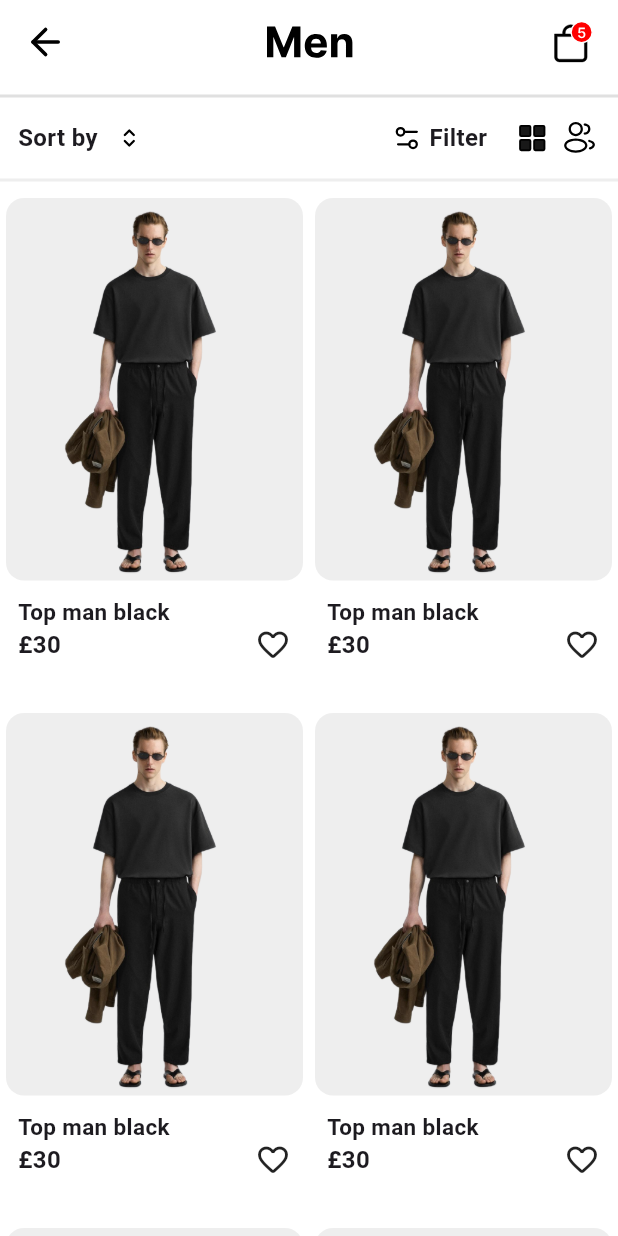
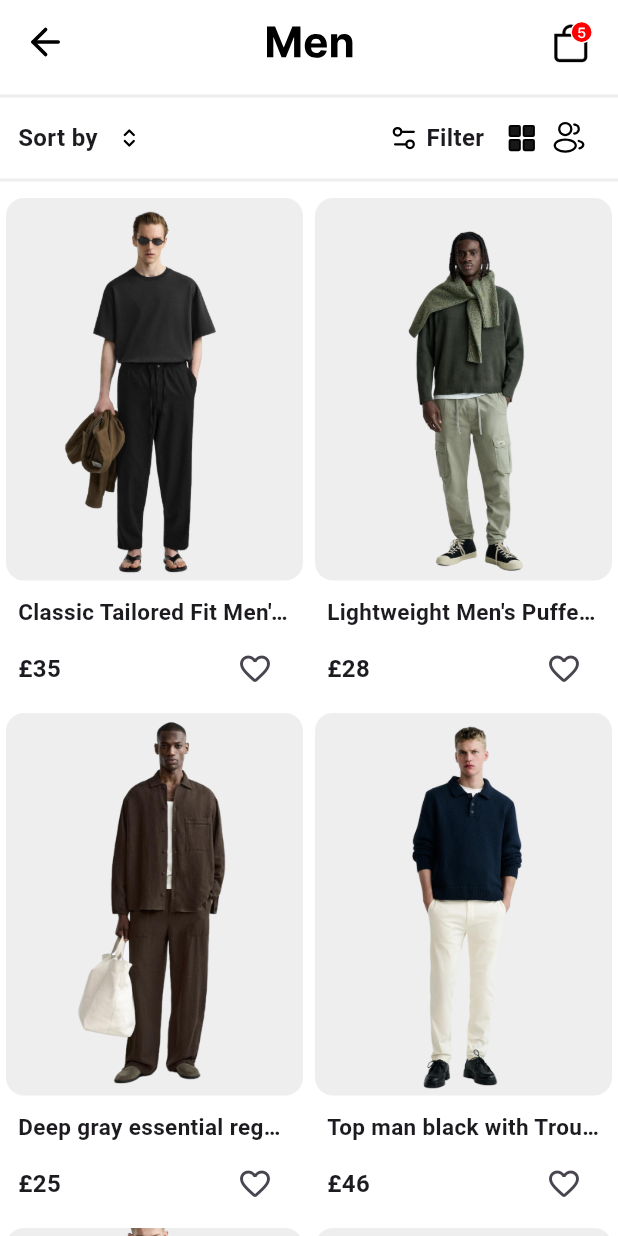
Before and after one commit to maahmoudghannem/runway, a Flutter app: the screen it shows after launch, on a phone screen of 412 x 824 dp. Run offline on Flutter 3.47's test engine with Material 3 defaults, Android fonts, the phone set to English and light mode, and no system bars; our stand-ins replace badges, flutter_svg, gap, video_player.

Commit message:
product card, switching between grid and list view done

```diff
--- /dev/null
+++ b/lib/data/product_getter.dart
@@ -0,0 +1,34 @@
+import 'package:runway/presentation/models/product_model.dart';
+
+List<Product> getProductDetails() => [
+  Product(
+    title: "Classic Tailored Fit Men's Dress Shirt",
+    price: "£35",
+    image: "assets/images/models/classictailored.png",
+  ),
+  Product(
+    title: "Lightweight Men's Puffer Jacket",
+    price: "£28",
+    image: "assets/images/models/lightweight.png",
+  ),
+  Product(
+    title: "Deep gray essential regular suit",
+    price: "£25",
+    image: "assets/images/models/deepgrey.png",
+  ),
+  Product(
+    title: "Top man black with Trousers",
+    price: "£46",
+    image: "assets/images/models/topman.png",
+  ),
+  Product(
+    title: "Grey coat and white T-shirt",
+    price: "£30",
+    image: "assets/images/models/greyandwhite.png",
+  ),
+  Product(
+    title: "White T-shirt and blue trousers",
+    price: "£30",
+    image: "assets/images/models/greycoat.png",
+  ),
+];
--- a/lib/presentation/models/product_model.dart
+++ b/lib/presentation/models/product_model.dart
@@ -2,5 +2,11 @@ class Product {
   final String title;
   final String price;
   final String image;
-  Product({required this.title, required this.price, required this.image});
+  bool isPressed;
+  Product({
+    required this.title,
+    required this.price,
+    required this.image,
+    this.isPressed = false,
+  });
 }
--- a/lib/presentation/screens/products_screen.dart
+++ b/lib/presentation/screens/products_screen.dart
@@ -2,11 +2,20 @@ import 'package:flutter/material.dart';
 import 'package:flutter_svg/flutter_svg.dart';
 import 'package:gap/gap.dart';
 import 'package:runway/presentation/widgets/custom_app_bar.dart';
+import 'package:runway/presentation/widgets/filter_bar.dart';
+import 'package:runway/presentation/widgets/product_card.dart';
 
-class ProductsScreen extends StatelessWidget {
+class ProductsScreen extends StatefulWidget {
   const ProductsScreen({super.key});
 
   static String id = "ProductsScreen";
+
+  @override
+  State<ProductsScreen> createState() => _ProductsScreenState();
+}
+
+class _ProductsScreenState extends State<ProductsScreen> {
+  bool isGrid = true;
 
   @override
   Widget build(BuildContext context) {
@@ -14,109 +23,21 @@ class ProductsScreen extends StatelessWidget {
       backgroundColor: Colors.white,
       appBar: CustomAppBar(
         title: "assets/images/icons/Men.svg",
+        //TODO: nav.pop
         preffixIcon: "assets/images/icons/arrow-left.svg",
         suffixIcon: "assets/images/icons/bag.svg",
       ),
-
       body: Column(
         children: [
-          Divider(thickness: 2, color: Colors.grey[300]),
-          SizedBox(
-            child: Padding(
-              padding: const EdgeInsets.symmetric(
-                horizontal: 12.0,
-                vertical: 8,
-              ),
-              child: Row(
-                // mainAxisAlignment: MainAxisAlignment.spaceBetween,
-                children: [
-                  Text(
-                    "Sort by",
-                    style: TextStyle(fontSize: 16, fontWeight: FontWeight.w700),
-                  ),
-                  Gap(15),
-                  SvgPicture.asset("assets/images/icons/arrows.svg"),
-                  Gap(169),
-                  SvgPicture.asset("assets/images/icons/filter.svg"),
-                  Gap(5),
-                  Text(
-                    "Filter",
-                    style: TextStyle(fontSize: 16, fontWeight: FontWeight.w700),
-                  ),
-                  Gap(20),
-                  SvgPicture.asset("assets/images/icons/grid.svg"),
-                  Gap(10),
-                  SvgPicture.asset("assets/images/icons/users.svg"),
-                ],
-              ),
-            ),
+          Divider(thickness: 2, color: Colors.grey[200]),
+          FilterBar(
+            isGrid: isGrid,
+            onTap: () => setState(() {
+              isGrid = !isGrid;
+            }),
           ),
           Divider(thickness: 2, color: Colors.grey[200]),
-
-          Expanded(
-            child: GridView.builder(
-              gridDelegate: SliverGridDelegateWithFixedCrossAxisCount(
-                crossAxisCount: 2,
-                childAspectRatio: 0.6,
-              ),
-              itemBuilder: (context, index) {
-                return SizedBox(
-                  height: 320,
-                  width: 210,
-                  // color: Colors.amber,
-                  child: Column(
-                    children: [
-                      Card(
-                        elevation: 0,
-                        color: Colors.grey[200],
-                        child: Image.asset(
-                          "assets/images/models/classictailored.png",
-                          height: 255,
-                          width: 200,
-                        ),
-                      ),
-                      Gap(6),
-                      Padding(
-                        padding: const EdgeInsets.symmetric(horizontal: 12.0),
-                        child: Column(
-                          crossAxisAlignment: CrossAxisAlignment.start,
-                          children: [
-                            Text(
-                              "Top man black",
-                              style: TextStyle(
-                                fontSize: 15,
-                                fontWeight: FontWeight.w700,
-                              ),
-                            ),
-                            Padding(
-                              padding: const EdgeInsets.symmetric(
-                                // vertical: 5,
-                                // horizontal: 12.0,
-                              ),
-                              child: Row(
-                                mainAxisAlignment:
-                                    MainAxisAlignment.spaceBetween,
-                                children: [
-                                  Text(
-                                    "£30",
-                                    style: TextStyle(
-                                      fontSize: 16,
-                                      fontWeight: FontWeight.w700,
-                                    ),
-                                  ),
-                                  Icon(Icons.favorite_outline_rounded),
-                                ],
-                              ),
-                            ),
-                          ],
-                        ),
-                      ),
-                    ],
-                  ),
-                );
-              },
-            ),
-          ),
+          ProductCard(isGrid: isGrid),
         ],
       ),
     );
--- /dev/null
+++ b/lib/presentation/widgets/filter_bar.dart
@@ -0,0 +1,45 @@
+import 'package:flutter/material.dart';
+import 'package:flutter_svg/svg.dart';
+import 'package:gap/gap.dart';
+
+class FilterBar extends StatelessWidget {
+  const FilterBar({super.key, required this.isGrid, required this.onTap});
+
+  final bool isGrid;
+  final void Function() onTap;
+
+  @override
+  Widget build(BuildContext context) {
+    return SizedBox(
+      child: Padding(
+        padding: const EdgeInsets.symmetric(horizontal: 12.0, vertical: 8),
+        child: Row(
+          children: [
+            Text(
+              "Sort by",
+              style: TextStyle(fontSize: 16, fontWeight: FontWeight.w700),
+            ),
+            Gap(15),
+            SvgPicture.asset("assets/images/icons/arrows.svg"),
+            Gap(167),
+            SvgPicture.asset("assets/images/icons/filter.svg"),
+            Gap(5),
+            Text(
+              "Filter",
+              style: TextStyle(fontSize: 16, fontWeight: FontWeight.w700),
+            ),
+            Gap(15),
+            GestureDetector(
+              onTap: onTap,
+              child: isGrid
+                  ? SvgPicture.asset("assets/images/icons/grid.svg")
+                  : Icon(Icons.list_rounded, weight: 900),
+            ),
+            Gap(10),
+            SvgPicture.asset("assets/images/icons/users.svg"),
+          ],
+        ),
+      ),
+    );
+  }
+}
--- /dev/null
+++ b/lib/presentation/widgets/product_card.dart
@@ -0,0 +1,155 @@
+import 'package:flutter/material.dart';
+import 'package:gap/gap.dart';
+import 'package:runway/data/product_getter.dart';
+import 'package:runway/presentation/models/product_model.dart';
+import 'package:runway/presentation/widgets/snack_bar.dart';
+
+class ProductCard extends StatefulWidget {
+  const ProductCard({super.key, required this.isGrid});
+
+  final bool isGrid;
+
+  @override
+  State<ProductCard> createState() => _ProductCardState();
+}
+
+class _ProductCardState extends State<ProductCard> {
+  List<Product> products = getProductDetails();
+
+  //TODO: GRID OR LIST VIEW / BACK BUTTON.
+
+  @override
+  Widget build(BuildContext context) {
+    return widget.isGrid
+        ? Expanded(
+            child: GridView.builder(
+              gridDelegate: SliverGridDelegateWithFixedCrossAxisCount(
+                crossAxisCount: 2,
+                childAspectRatio: 0.6,
+              ),
+              itemCount: products.length,
+              itemBuilder: (context, index) {
+                final product = products[index];
+                return SizedBox(
+                  height: 320,
+                  width: 210,
+                  // color: Colors.amber,
+                  child: Column(
+                    children: [
+                      Card(
+                        elevation: 0,
+                        color: Colors.grey[200],
+                        child: Image.asset(
+                          product.image,
+                          height: 255,
+                          width: 200,
+                        ),
+                      ),
+                      Gap(6),
+                      Padding(
+                        padding: const EdgeInsets.symmetric(horizontal: 12.0),
+                        child: Column(
+                          crossAxisAlignment: CrossAxisAlignment.start,
+                          children: [
+                            Text(
+                              product.title,
+                              style: TextStyle(
+                                fontSize: 15,
+                                fontWeight: FontWeight.w700,
+                              ),
+                              maxLines: 1,
+                              overflow: TextOverflow.ellipsis,
+                            ),
+                            Gap(4),
+                            Row(
+                              mainAxisAlignment: MainAxisAlignment.spaceBetween,
+                              children: [
+                                Text(
+                                  product.price,
+                                  style: TextStyle(
+                                    fontSize: 16,
+                                    fontWeight: FontWeight.w700,
+                                  ),
+                                ),
+                                IconButton(
+                                  onPressed: () {
+                                    setState(() {
+                                      product.isPressed = !product.isPressed;
+                                    });
+                                    product.isPressed
+                                        ? showSnackBar(
+                                            context,
+                                            "Item Added to Favourites",
+                                          )
+                                        : showSnackBar(
+                                            context,
+                                            "Item Removed from Favourites",
+                                          );
+                                  },
+                                  icon: product.isPressed
+                                      ? Icon(
+                                          Icons.favorite_rounded,
+                                          color: Colors.red,
+                                        )
+                                      : Icon(Icons.favorite_border_rounded),
+                                ),
+                              ],
+                            ),
+                          ],
+                        ),
+                      ),
+                    ],
+                  ),
+                );
+              },
+            ),
+          )
+        : Expanded(
+            child: ListView.builder(
+              itemCount: products.length,
+              itemBuilder: (context, index) {
+                final product = products[index];
+                return Padding(
+                  padding: const EdgeInsets.symmetric(
+                    horizontal: 8.0,
+                    vertical: 16,
+                  ),
+                  child: ListTile(
+                    leading: Image.asset(product.image, width: 70, height: 70),
+                    title: Text(
+                      product.title,
+                      style: TextStyle(
+                        fontSize: 16,
+                        fontWeight: FontWeight.w700,
+                      ),
+                    ),
+                    subtitle: Text(
+                      product.price,
+                      style: TextStyle(
+                        fontSize: 16,
+                        fontWeight: FontWeight.w700,
+                      ),
+                    ),
+                    trailing: IconButton(
+                      onPressed: () {
+                        setState(() {
+                          product.isPressed = !product.isPressed;
+                        });
+                        product.isPressed
+                            ? showSnackBar(context, "Item Added to Favourites")
+                            : showSnackBar(
+                                context,
+                                "Item Removed from Favourites",
+                              );
+                      },
+                      icon: product.isPressed
+                          ? const Icon(Icons.favorite, color: Colors.red)
+                          : const Icon(Icons.favorite_border),
+                    ),
+                  ),
+                );
+              },
+            ),
+          );
+  }
+}
```
Also changed, not shown: lib/presentation/widgets/snack_bar.dart (added, +23 -0 lines).
